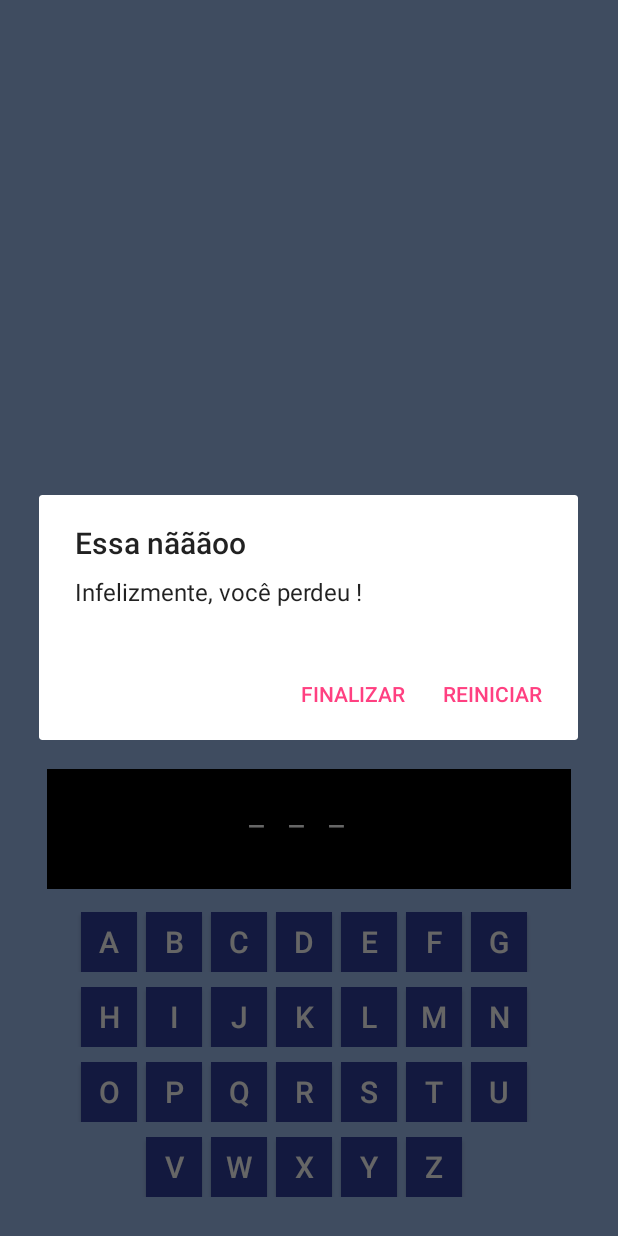
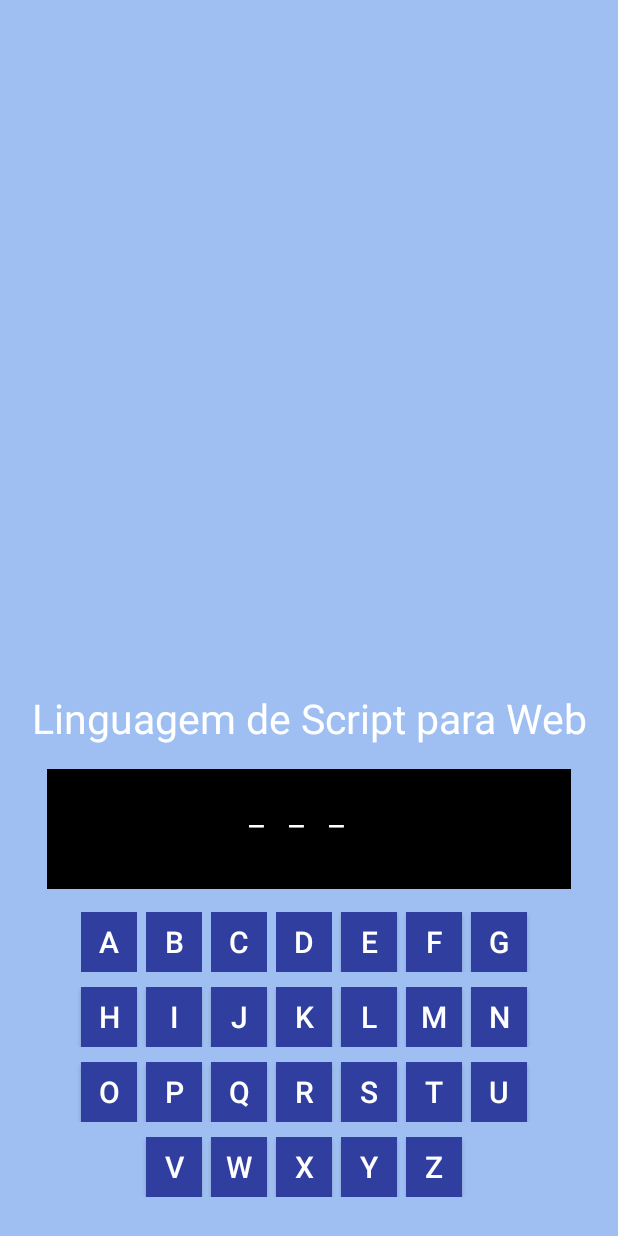
Before and after one commit to randerson3301/JogoDaForca, an Android app: the MainActivity screen opened directly, with no data from a screen before it, after a tap on an icon or button, on a phone screen of 412 x 824 dp. Run offline under Robolectric (Android 15) with nearby library versions, the phone set to English and light mode, and no system bars; 3 other taps on this screen came first.

Commit message:
Primeira palavra com bugs, estou fazendo tela para contabilizar erros e acertos

```diff
--- a/app/build.gradle
+++ b/app/build.gradle
@@ -28,7 +28,7 @@
 }
 
 dependencies {
-    implementation fileTree(dir: 'libs', include: ['*.jar'])
+    implementation fileTree(include: ['*.jar'], dir: 'libs')
     implementation 'com.android.support:appcompat-v7:27.0.1'
     testImplementation 'junit:junit:4.12'
     androidTestImplementation 'com.android.support.test:runner:1.0.1'
--- a/app/src/main/java/com/randerson/mendes/jogodaforca/MainActivity.java
+++ b/app/src/main/java/com/randerson/mendes/jogodaforca/MainActivity.java
@@ -6,7 +6,6 @@
 import android.os.Bundle;
 import android.support.annotation.Nullable;
 import android.view.View;
-import android.view.ViewStructure;
 import android.widget.Button;
 import android.widget.LinearLayout;
 import android.widget.TextView;
@@ -16,15 +15,14 @@
 public class MainActivity extends Activity {
 
     Button btn[];
-    TextView t;
+    TextView t, txtDica;
     LinearLayout layout;
-    int indexWords = 0;
-    int gabarito[] = {2, 0, 18, 0};
+    int indexWords, contVitoria, tentativas, acertos, erros = 0;
 
-    //vetor de caracteres
+     //vetor de caracteres
     char words[][] = {
             {'P', 'H', 'P'},
-            {'C', 'A', 'S', 'A'},
+            {'V', 'I', 'D', 'A'},
             {'A', 'L', 'T', 'U', 'R', 'A'}
     };
 
@@ -34,16 +32,15 @@
     //vetor para armazenar os textviews gerados dinamicamente.
     ArrayList<TextView> sequence;
 
-    int contVitoria = 0;
-
-    int tentativas = 4;
 
     //método para mostrar cada dica por vez
-    /*---------AQUI ESTOU EU----------------------------------------
-    public void mostrarDica() {
+    public void mostrarDica(int cont) {
+        txtDica = new TextView(this);
+        txtDica = findViewById(R.id.txtDica);
 
+        txtDica.setText(dicas[cont]);
     }
-*/
+
     //Função que criará os textsViews automaticamente
     public void gerarTexto(int cont){
 
@@ -72,11 +69,15 @@
     public void incrementar() {
         layout.removeAllViews(); //removendo todos os elementos do layout
         indexWords++;
+        tentativas = 4;
+        contVitoria = 0;
+        gerarBtn();
         gerarTexto(indexWords);
+        mostrarDica(indexWords);
+
     }
 
-
-    View.OnClickListener clicou = (View view) -> {
+        View.OnClickListener clicou = (View view) -> {
         int tag = (int) view.getTag();
 
         int cont = 0;
@@ -104,6 +105,7 @@
 
             if (tentativas > 0) {
                 view.setBackgroundColor(getResources().getColor(R.color.red));
+                erros++;
                 AlertDialog.Builder alert = new AlertDialog.Builder(this);
                 alert.setMessage("Você tem apenas: " + tentativas + " chances");
                 alert.setTitle("\uD83D\uDE31 Cuidado");
@@ -113,18 +115,13 @@
 
             else if(tentativas == 0) {
                 alert("Infelizmente, você perdeu !", "Essa nãããoo");
-                reiniciar();
-
             }
         }
 
         if(contVitoria == words[indexWords].length) {
             alert("😍 Parabéns", "Você VENCEU!");
-            reiniciar();
 
         }
-
-
 };
 
 
@@ -143,34 +140,22 @@
             }
         });
 
-        if(tentativas != 0) {
+
             alert.setPositiveButton("Próximo", new DialogInterface.OnClickListener() {
                 @Override
                 public void onClick(DialogInterface dialogInterface, int i) {
                     incrementar();
+
                 }
             });
-        }
 
-
-        else {
-            alert.setPositiveButton("Reiniciar", new DialogInterface.OnClickListener() {
-                @Override
-                public void onClick(DialogInterface dialogInterface, int i) {
-                    reiniciar();
-                }
-            });
-        }
-
-        alert.create().show();
+            alert.create().show();
     }
-
+/*
     private void reiniciar() {
         tentativas = 4;
         contVitoria = 0;
-       // indexWords = 0;
-
-        layout.removeAllViews();
+       layout.removeAllViews();
 
         gerarTexto(indexWords);
 
@@ -178,7 +163,7 @@
 
 
     }
-
+*/
     private void gerarBtn(){
 
             int i;
@@ -208,5 +193,9 @@
         gerarTexto(indexWords);
         gerarBtn();
 
+        mostrarDica(indexWords);
+
+
+
     }
 }
```
Also changed, not shown: app/src/main/java/com/randerson/mendes/jogodaforca/VenceuActivity.java (added, +13 -0 lines), app/src/main/res/layout/activity_venceu.xml (added, +63 -0 lines), app/src/main/res/drawable/trofeu.png (added).
